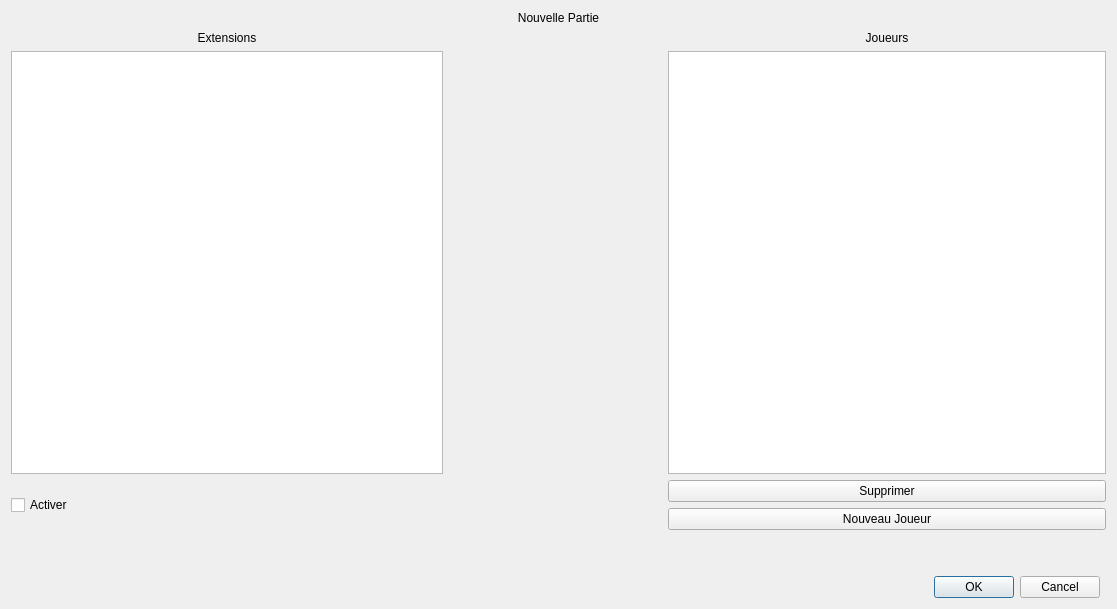
First picture: the form in gui/src/dialognouvellepartie.ui, repository LLrnz/Machi-Koro-Boardgame-Adaptation, before the edit.
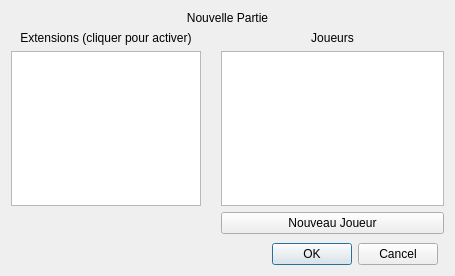
Second picture: the form after the edit.

The edit to the form file:
```diff
--- a/gui/src/dialognouvellepartie.ui
+++ b/gui/src/dialognouvellepartie.ui
@@ -6,8 +6,8 @@
    <rect>
     <x>0</x>
     <y>0</y>
-    <width>1117</width>
-    <height>609</height>
+    <width>455</width>
+    <height>276</height>
    </rect>
   </property>
   <property name="windowTitle">
@@ -16,48 +16,6 @@
   <layout class="QGridLayout" name="gridLayout_2">
    <item row="0" column="1">
     <layout class="QGridLayout" name="gridLayout">
-     <item row="4" column="2">
-      <spacer name="horizontalSpacer_3">
-       <property name="orientation">
-        <enum>Qt::Horizontal</enum>
-       </property>
-       <property name="sizeHint" stdset="0">
-        <size>
-         <width>40</width>
-         <height>20</height>
-        </size>
-       </property>
-      </spacer>
-     </item>
-     <item row="1" column="0" colspan="2">
-      <widget class="QLabel" name="label_2">
-       <property name="text">
-        <string>Extensions</string>
-       </property>
-       <property name="alignment">
-        <set>Qt::AlignCenter</set>
-       </property>
-      </widget>
-     </item>
-     <item row="2" column="3" colspan="3">
-      <widget class="QListWidget" name="listWidget_2"/>
-     </item>
-     <item row="2" column="0" colspan="2">
-      <widget class="QListWidget" name="listWidget"/>
-     </item>
-     <item row="7" column="0">
-      <spacer name="horizontalSpacer_6">
-       <property name="orientation">
-        <enum>Qt::Horizontal</enum>
-       </property>
-       <property name="sizeHint" stdset="0">
-        <size>
-         <width>40</width>
-         <height>20</height>
-        </size>
-       </property>
-      </spacer>
-     </item>
      <item row="0" column="0" colspan="6">
       <widget class="QLabel" name="label">
        <property name="text">
@@ -68,30 +26,7 @@
        </property>
       </widget>
      </item>
-     <item row="3" column="0" rowspan="2" colspan="2">
-      <widget class="QCheckBox" name="checkBox">
-       <property name="layoutDirection">
-        <enum>Qt::LeftToRight</enum>
-       </property>
-       <property name="text">
-        <string>Activer</string>
-       </property>
-      </widget>
-     </item>
-     <item row="7" column="1">
-      <spacer name="horizontalSpacer_7">
-       <property name="orientation">
-        <enum>Qt::Horizontal</enum>
-       </property>
-       <property name="sizeHint" stdset="0">
-        <size>
-         <width>40</width>
-         <height>20</height>
-        </size>
-       </property>
-      </spacer>
-     </item>
-     <item row="7" column="3">
+     <item row="6" column="3">
       <spacer name="horizontalSpacer">
        <property name="orientation">
         <enum>Qt::Horizontal</enum>
@@ -104,7 +39,56 @@
        </property>
       </spacer>
      </item>
-     <item row="5" column="4">
+     <item row="6" column="4">
+      <widget class="QDialogButtonBox" name="buttonBox">
+       <property name="orientation">
+        <enum>Qt::Horizontal</enum>
+       </property>
+       <property name="standardButtons">
+        <set>QDialogButtonBox::Cancel|QDialogButtonBox::Ok</set>
+       </property>
+      </widget>
+     </item>
+     <item row="6" column="1">
+      <spacer name="horizontalSpacer_7">
+       <property name="orientation">
+        <enum>Qt::Horizontal</enum>
+       </property>
+       <property name="sizeHint" stdset="0">
+        <size>
+         <width>40</width>
+         <height>20</height>
+        </size>
+       </property>
+      </spacer>
+     </item>
+     <item row="2" column="0" colspan="2">
+      <widget class="QListWidget" name="lwExtensions"/>
+     </item>
+     <item row="2" column="3" colspan="3">
+      <widget class="QListWidget" name="lwJoueurs"/>
+     </item>
+     <item row="1" column="3" colspan="3">
+      <widget class="QLabel" name="label_3">
+       <property name="text">
+        <string>Joueurs</string>
+       </property>
+       <property name="alignment">
+        <set>Qt::AlignCenter</set>
+       </property>
+      </widget>
+     </item>
+     <item row="1" column="0" colspan="2">
+      <widget class="QLabel" name="label_2">
+       <property name="text">
+        <string>Extensions (cliquer pour activer)</string>
+       </property>
+       <property name="alignment">
+        <set>Qt::AlignCenter</set>
+       </property>
+      </widget>
+     </item>
+     <item row="4" column="4">
       <spacer name="verticalSpacer">
        <property name="orientation">
         <enum>Qt::Vertical</enum>
@@ -120,40 +104,39 @@
        </property>
       </spacer>
      </item>
+     <item row="6" column="0">
+      <spacer name="horizontalSpacer_6">
+       <property name="orientation">
+        <enum>Qt::Horizontal</enum>
+       </property>
+       <property name="sizeHint" stdset="0">
+        <size>
+         <width>40</width>
+         <height>20</height>
+        </size>
+       </property>
+      </spacer>
+     </item>
+     <item row="3" column="2">
+      <spacer name="horizontalSpacer_3">
+       <property name="orientation">
+        <enum>Qt::Horizontal</enum>
+       </property>
+       <property name="sizeHint" stdset="0">
+        <size>
+         <width>40</width>
+         <height>20</height>
+        </size>
+       </property>
+      </spacer>
+     </item>
      <item row="3" column="3" colspan="3">
-      <widget class="QPushButton" name="pbSupprimer">
-       <property name="text">
-        <string>Supprimer</string>
-       </property>
-      </widget>
-     </item>
-     <item row="4" column="3" colspan="3">
       <widget class="QPushButton" name="pbNouveauJoueur">
        <property name="text">
         <string>Nouveau Joueur</string>
        </property>
       </widget>
      </item>
-     <item row="1" column="3" colspan="3">
-      <widget class="QLabel" name="label_3">
-       <property name="text">
-        <string>Joueurs</string>
-       </property>
-       <property name="alignment">
-        <set>Qt::AlignCenter</set>
-       </property>
-      </widget>
-     </item>
-     <item row="7" column="4">
-      <widget class="QDialogButtonBox" name="buttonBox">
-       <property name="orientation">
-        <enum>Qt::Horizontal</enum>
-       </property>
-       <property name="standardButtons">
-        <set>QDialogButtonBox::Cancel|QDialogButtonBox::Ok</set>
-       </property>
-      </widget>
-     </item>
     </layout>
    </item>
   </layout>
```
